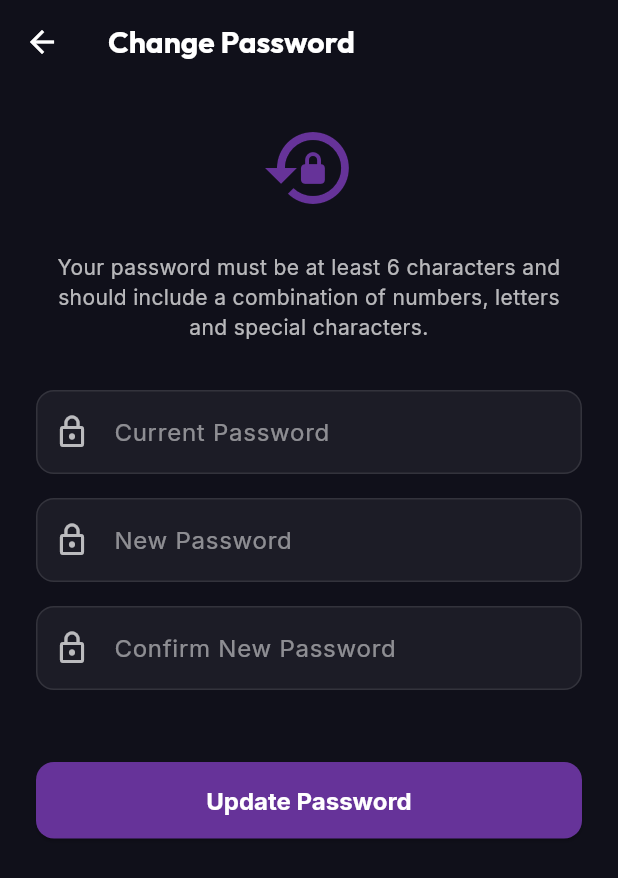
After one commit to bibek-beebayk/rollin-community, a Flutter app: the MainScreen screen opened directly, item 3 of the bottom bar chosen, after a tap on "Change Password", on a phone screen of 412 x 824 dp. The commit adds this screen. Shown: the top 878 px of the screen. Run offline on Flutter 3.47's test engine with Material 3 defaults, Android fonts, the phone set to English and light mode, and no system bars; our stand-ins replace chewie, file_picker, firebase_core, firebase_messaging, google_fonts, shared_preferences and 1 more; accounts and stored records are empty; network calls fail.

Commit message:
feat: implement settings page; add bottom nav bar

```diff
--- a/lib/providers/auth_provider.dart
+++ b/lib/providers/auth_provider.dart
@@ -221,4 +221,36 @@ class AuthProvider with ChangeNotifier {
       skipAuth: true,
     );
   }
+
+  /// Change Password for authenticated user
+  Future<void> changePassword(
+      String oldPassword, String newPassword, String confirmNewPassword) async {
+    try {
+      await _apiClient.post(
+        '/api/auth/change-password/',
+        body: {
+          'old_password': oldPassword,
+          'new_password': newPassword,
+          'confirm_new_password': confirmNewPassword,
+        },
+      );
+    } catch (e) {
+      // The API client throws a Map if the response is JSON error.
+      // E.g. {"old_password":["Current password is incorrect."]}
+      if (e is Map) {
+        String errorMessage = "Failed to change password";
+        if (e.containsKey('old_password')) {
+          errorMessage = e['old_password'][0];
+        } else if (e.containsKey('new_password')) {
+          errorMessage = e['new_password'][0];
+        } else if (e.containsKey('confirm_new_password')) {
+          errorMessage = e['confirm_new_password'][0];
+        } else if (e.containsKey('error')) {
+          errorMessage = e['error'];
+        }
+        throw Exception(errorMessage);
+      }
+      rethrow;
+    }
+  }
 }
--- /dev/null
+++ b/lib/screens/change_password_screen.dart
@@ -0,0 +1,251 @@
+import 'package:flutter/material.dart';
+import 'package:provider/provider.dart';
+import '../providers/auth_provider.dart';
+import '../theme/app_theme.dart';
+
+class ChangePasswordScreen extends StatefulWidget {
+  const ChangePasswordScreen({super.key});
+
+  @override
+  State<ChangePasswordScreen> createState() => _ChangePasswordScreenState();
+}
+
+class _ChangePasswordScreenState extends State<ChangePasswordScreen> {
+  final _formKey = GlobalKey<FormState>();
+
+  final _oldPasswordController = TextEditingController();
+  final _newPasswordController = TextEditingController();
+  final _confirmPasswordController = TextEditingController();
+
+  bool _isLoading = false;
+
+  @override
+  void dispose() {
+    _oldPasswordController.dispose();
+    _newPasswordController.dispose();
+    _confirmPasswordController.dispose();
+    super.dispose();
+  }
+
+  Future<void> _submitChangePassword() async {
+    if (!_formKey.currentState!.validate()) {
+      return;
+    }
+
+    setState(() => _isLoading = true);
+
+    try {
+      final authProvider = context.read<AuthProvider>();
+
+      await authProvider.changePassword(_oldPasswordController.text,
+          _newPasswordController.text, _confirmPasswordController.text);
+
+      if (mounted) {
+        ScaffoldMessenger.of(context).showSnackBar(
+          const SnackBar(
+            content: Text('Password changed successfully!'),
+            backgroundColor: Colors.green,
+          ),
+        );
+        Navigator.pop(context);
+      }
+    } catch (e) {
+      if (mounted) {
+        // Strip out the generic Exception: prefix if present
+        final errorMsg = e.toString().replaceFirst('Exception: ', '');
+        ScaffoldMessenger.of(context).showSnackBar(
+          SnackBar(
+            content: Text(errorMsg),
+            backgroundColor: Colors.redAccent,
+          ),
+        );
+      }
+    } finally {
+      if (mounted) setState(() => _isLoading = false);
+    }
+  }
+
+  @override
+  Widget build(BuildContext context) {
+    return Scaffold(
+      backgroundColor: AppTheme.background,
+      appBar: AppBar(
+        title: const Text('Change Password'),
+        backgroundColor: Colors.transparent,
+        elevation: 0,
+      ),
+      body: SafeArea(
+        child: SingleChildScrollView(
+          padding: const EdgeInsets.all(24.0),
+          child: Form(
+            key: _formKey,
+            child: Column(
+              crossAxisAlignment: CrossAxisAlignment.stretch,
+              children: [
+                const Icon(
+                  Icons.lock_reset,
+                  size: 64,
+                  color: AppTheme.primary,
+                ),
+                const SizedBox(height: 24),
+                const Text(
+                  'Your password must be at least 6 characters and should include a combination of numbers, letters and special characters.',
+                  style: TextStyle(color: Colors.white70, fontSize: 14),
+                  textAlign: TextAlign.center,
+                ),
+                const SizedBox(height: 32),
+
+                // Old Password
+                TextFormField(
+                  controller: _oldPasswordController,
+                  obscureText: true,
+                  style: const TextStyle(color: Colors.white),
+                  decoration: InputDecoration(
+                    hintText: 'Current Password',
+                    hintStyle: TextStyle(color: Colors.white.withOpacity(0.5)),
+                    prefixIcon:
+                        const Icon(Icons.lock_outline, color: Colors.white70),
+                    filled: true,
+                    fillColor: Colors.white.withOpacity(0.05),
+                    border: OutlineInputBorder(
+                      borderRadius: BorderRadius.circular(12),
+                      borderSide:
+                          BorderSide(color: Colors.white.withOpacity(0.1)),
+                    ),
+                    enabledBorder: OutlineInputBorder(
+                      borderRadius: BorderRadius.circular(12),
+                      borderSide:
+                          BorderSide(color: Colors.white.withOpacity(0.1)),
+                    ),
+                    focusedBorder: OutlineInputBorder(
+                      borderRadius: BorderRadius.circular(12),
+                      borderSide: const BorderSide(color: AppTheme.accent),
+                    ),
+                  ),
+                  validator: (value) {
+                    if (value == null || value.isEmpty) {
+                      return 'Please enter your current password';
+                    }
+                    return null;
+                  },
+                ),
+                const SizedBox(height: 16),
+
+                // New Password
+                TextFormField(
+                  controller: _newPasswordController,
+                  obscureText: true,
+                  style: const TextStyle(color: Colors.white),
+                  decoration: InputDecoration(
+                    hintText: 'New Password',
+                    hintStyle: TextStyle(color: Colors.white.withOpacity(0.5)),
+                    prefixIcon:
+                        const Icon(Icons.lock_outline, color: Colors.white70),
+                    filled: true,
+                    fillColor: Colors.white.withOpacity(0.05),
+                    border: OutlineInputBorder(
+                      borderRadius: BorderRadius.circular(12),
+                      borderSide:
+                          BorderSide(color: Colors.white.withOpacity(0.1)),
+                    ),
+                    enabledBorder: OutlineInputBorder(
+                      borderRadius: BorderRadius.circular(12),
+                      borderSide:
+                          BorderSide(color: Colors.white.withOpacity(0.1)),
+                    ),
+                    focusedBorder: OutlineInputBorder(
+                      borderRadius: BorderRadius.circular(12),
+                      borderSide: const BorderSide(color: AppTheme.accent),
+                    ),
+                  ),
+                  validator: (value) {
+                    if (value == null || value.isEmpty) {
+                      return 'Please enter a new password';
+                    }
+                    if (value.length < 6) {
+                      return 'Password must be at least 6 characters';
+                    }
+                    if (value == _oldPasswordController.text) {
+                      return 'New password cannot be the same as current';
+                    }
+                    return null;
+                  },
+                ),
+                const SizedBox(height: 16),
+
+                // Confirm New Password
+                TextFormField(
+                  controller: _confirmPasswordController,
+                  obscureText: true,
+                  style: const TextStyle(color: Colors.white),
+                  decoration: InputDecoration(
+                    hintText: 'Confirm New Password',
+                    hintStyle: TextStyle(color: Colors.white.withOpacity(0.5)),
+                    prefixIcon:
+                        const Icon(Icons.lock_outline, color: Colors.white70),
+                    filled: true,
+                    fillColor: Colors.white.withOpacity(0.05),
+                    border: OutlineInputBorder(
+                      borderRadius: BorderRadius.circular(12),
+                      borderSide:
+                          BorderSide(color: Colors.white.withOpacity(0.1)),
+                    ),
+                    enabledBorder: OutlineInputBorder(
+                      borderRadius: BorderRadius.circular(12),
+                      borderSide:
+                          BorderSide(color: Colors.white.withOpacity(0.1)),
+                    ),
+                    focusedBorder: OutlineInputBorder(
+                      borderRadius: BorderRadius.circular(12),
+                      borderSide: const BorderSide(color: AppTheme.accent),
+                    ),
+                  ),
+                  validator: (value) {
+                    if (value == null || value.isEmpty) {
+                      return 'Please confirm your new password';
+                    }
+                    if (value != _newPasswordController.text) {
+                      return 'Passwords do not match';
+                    }
+                    return null;
+                  },
+                ),
+
+                const SizedBox(height: 48),
+
+                // Submit Action
+                ElevatedButton(
+                  onPressed: _isLoading ? null : _submitChangePassword,
+                  style: ElevatedButton.styleFrom(
+                    backgroundColor: AppTheme.primary,
+                    padding: const EdgeInsets.symmetric(vertical: 16),
+                    shape: RoundedRectangleBorder(
+                      borderRadius: BorderRadius.circular(12),
+                    ),
+                  ),
+                  child: _isLoading
+                      ? const SizedBox(
+                          height: 20,
+                          width: 20,
+                          child: CircularProgressIndicator(
+                            strokeWidth: 2,
+                            valueColor:
+                                AlwaysStoppedAnimation<Color>(Colors.white),
+                          ),
+                        )
+                      : const Text(
+                          'Update Password',
+                          style: TextStyle(
+                            fontSize: 16,
+                            fontWeight: FontWeight.bold,
+                          ),
+                        ),
+                ),
+              ],
+            ),
+          ),
+        ),
+      ),
+    );
+  }
+}
--- /dev/null
+++ b/lib/screens/main_screen.dart
@@ -0,0 +1,73 @@
+import 'package:flutter/material.dart';
+import '../theme/app_theme.dart';
+import 'home_screen.dart';
+import 'support_chat_tab.dart';
+import 'settings_screen.dart';
+
+class MainScreen extends StatefulWidget {
+  const MainScreen({super.key});
+
+  @override
+  State<MainScreen> createState() => _MainScreenState();
+}
+
+class _MainScreenState extends State<MainScreen> {
+  int _currentIndex = 0;
+
+  final List<Widget> _screens = [
+    const HomeScreen(),
+    const SupportChatTab(),
+    const SettingsScreen(),
+  ];
+
+  @override
+  Widget build(BuildContext context) {
+    return Scaffold(
+      backgroundColor: AppTheme.background,
+      body: _screens[_currentIndex],
+      bottomNavigationBar: Container(
+        decoration: BoxDecoration(
+          color: AppTheme.surface,
+          border: Border(
+            top: BorderSide(
+              color: Colors.white.withOpacity(0.05),
+              width: 1,
+            ),
+          ),
+        ),
+        child: BottomNavigationBar(
+          currentIndex: _currentIndex,
+          onTap: (index) {
+            setState(() {
+              _currentIndex = index;
+            });
+          },
+          backgroundColor: Colors.transparent,
+          elevation: 0,
+          selectedItemColor: AppTheme.accent,
+          unselectedItemColor: Colors.white.withOpacity(0.4),
+          showSelectedLabels: true,
+          showUnselectedLabels: true,
+          type: BottomNavigationBarType.fixed,
+          items: const [
+            BottomNavigationBarItem(
+              icon: Icon(Icons.home_outlined),
+              activeIcon: Icon(Icons.home),
+              label: 'Home',
+            ),
+            BottomNavigationBarItem(
+              icon: Icon(Icons.chat_bubble_outline),
+              activeIcon: Icon(Icons.chat_bubble),
+              label: 'Chat',
+            ),
+            BottomNavigationBarItem(
+              icon: Icon(Icons.settings_outlined),
+              activeIcon: Icon(Icons.settings),
+              label: 'Settings',
+            ),
+          ],
+        ),
+      ),
+    );
+  }
+}
--- /dev/null
+++ b/lib/screens/settings_screen.dart
@@ -0,0 +1,178 @@
+import 'package:flutter/material.dart';
+import 'package:provider/provider.dart';
+import '../providers/auth_provider.dart';
+import '../theme/app_theme.dart';
+import 'change_password_screen.dart';
+
+class SettingsScreen extends StatelessWidget {
+  const SettingsScreen({super.key});
+
+  @override
+  Widget build(BuildContext context) {
+    final user = context.watch<AuthProvider>().user;
+
+    return Scaffold(
+      backgroundColor: AppTheme.background,
+      appBar: AppBar(
+        backgroundColor: Colors.transparent,
+        elevation: 0,
+        title: const Text('Settings',
+            style: TextStyle(color: Colors.white, fontWeight: FontWeight.bold)),
+      ),
+      body: SafeArea(
+        child: ListView(
+          padding: const EdgeInsets.symmetric(horizontal: 20, vertical: 16),
+          children: [
+            // User Header
+            Container(
+              padding: const EdgeInsets.all(20),
+              decoration: BoxDecoration(
+                color: AppTheme.surface,
+                borderRadius: BorderRadius.circular(20),
+                boxShadow: [
+                  BoxShadow(
+                    color: Colors.black.withOpacity(0.2),
+                    blurRadius: 10,
+                    offset: const Offset(0, 4),
+                  ),
+                ],
+              ),
+              child: Row(
+                children: [
+                  CircleAvatar(
+                    radius: 32,
+                    backgroundColor: AppTheme.primary,
+                    child: Text(
+                      user?.username.isNotEmpty == true
+                          ? user!.username[0].toUpperCase()
+                          : '?',
+                      style: const TextStyle(
+                          color: Colors.white,
+                          fontSize: 24,
+                          fontWeight: FontWeight.bold),
+                    ),
+                  ),
+                  const SizedBox(width: 20),
+                  Expanded(
+                    child: Column(
+                      crossAxisAlignment: CrossAxisAlignment.start,
+                      children: [
+                        Text(
+                          user?.username ?? 'Unknown User',
+                          style: const TextStyle(
+                              color: Colors.white,
+                              fontSize: 20,
+                              fontWeight: FontWeight.bold),
+                        ),
+                        const SizedBox(height: 4),
+                        Text(
+                          user?.email ?? '',
+                          style: TextStyle(
+                              color: Colors.white.withOpacity(0.7),
+                              fontSize: 14),
+                        ),
+                      ],
+                    ),
+                  ),
+                ],
+              ),
+            ),
+
+            const SizedBox(height: 32),
+
+            // const Text(
+            //   'PREFERENCES',
+            //   style: TextStyle(
+            //       color: Colors.grey,
+            //       fontSize: 12,
+            //       fontWeight: FontWeight.bold,
+            //       letterSpacing: 1.2),
+            // ),
+            // const SizedBox(height: 8),
+            // ListTile(
+            //   leading:
+            //       const Icon(Icons.notifications_outlined, color: Colors.white),
+            //   title: const Text('Notifications',
+            //       style: TextStyle(color: Colors.white)),
+            //   trailing: const Icon(Icons.arrow_forward_ios,
+            //       color: Colors.white54, size: 16),
+            //   tileColor: AppTheme.surface,
+            //   shape: RoundedRectangleBorder(
+            //       borderRadius: BorderRadius.circular(16)),
+            //   onTap: () {},
+            // ),
+
+            // const SizedBox(height: 32),
+
+            const Text(
+              'ACCOUNT',
+              style: TextStyle(
+                  color: Colors.grey,
+                  fontSize: 12,
+                  fontWeight: FontWeight.bold,
+                  letterSpacing: 1.2),
+            ),
+            const SizedBox(height: 8),
+            ListTile(
+              leading: const Icon(Icons.lock_reset, color: Colors.white),
+              title: const Text('Change Password',
+                  style: TextStyle(color: Colors.white)),
+              trailing: const Icon(Icons.arrow_forward_ios,
+                  color: Colors.white54, size: 16),
+              tileColor: AppTheme.surface,
+              shape: RoundedRectangleBorder(
+                  borderRadius: BorderRadius.circular(16)),
+              onTap: () {
+                Navigator.push(
+                  context,
+                  MaterialPageRoute(
+                      builder: (context) => const ChangePasswordScreen()),
+                );
+              },
+            ),
+            const SizedBox(height: 8),
+            ListTile(
+              leading: const Icon(Icons.logout, color: Colors.redAccent),
+              title: const Text('Log Out',
+                  style: TextStyle(
+                      color: Colors.redAccent, fontWeight: FontWeight.bold)),
+              tileColor: AppTheme.surface,
+              shape: RoundedRectangleBorder(
+                  borderRadius: BorderRadius.circular(16)),
+              onTap: () => _showLogoutConfirmation(context),
+            ),
+          ],
+        ),
+      ),
+    );
+  }
+
+  void _showLogoutConfirmation(BuildContext context) {
+    showDialog(
+      context: context,
+      builder: (context) => AlertDialog(
+        backgroundColor: const Color(0xFF1E1E2E), // Match app theme
+        title: const Text('Log Out', style: TextStyle(color: Colors.white)),
+        content: const Text(
+          'Are you sure you want to log out?',
+          style: TextStyle(color: Colors.white70),
+        ),
+        actions: [
+          TextButton(
+            onPressed: () => Navigator.pop(context),
+            child:
+                const Text('Cancel', style: TextStyle(color: Colors.white70)),
+          ),
+          TextButton(
+            onPressed: () {
+              Navigator.pop(context); // Close dialog
+              context.read<AuthProvider>().logout(); // Execute logout
+            },
+            child: const Text('Log Out',
+                style: TextStyle(color: Colors.redAccent)),
+          ),
+        ],
+      ),
+    );
+  }
+}
```
Also changed, not shown: lib/main.dart (+2 -14 lines), lib/screens/chat_screen.dart (+9 -6 lines), lib/screens/home_screen.dart (+0 -35 lines), lib/screens/support_chat_tab.dart (added, +108 -0 lines).
